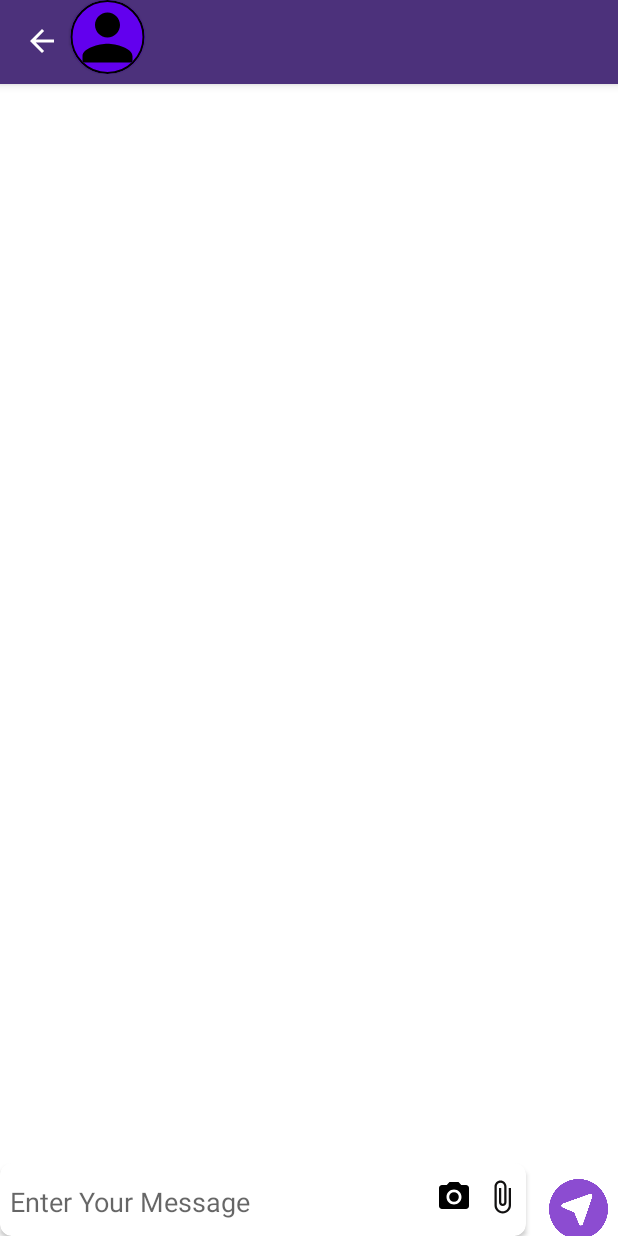
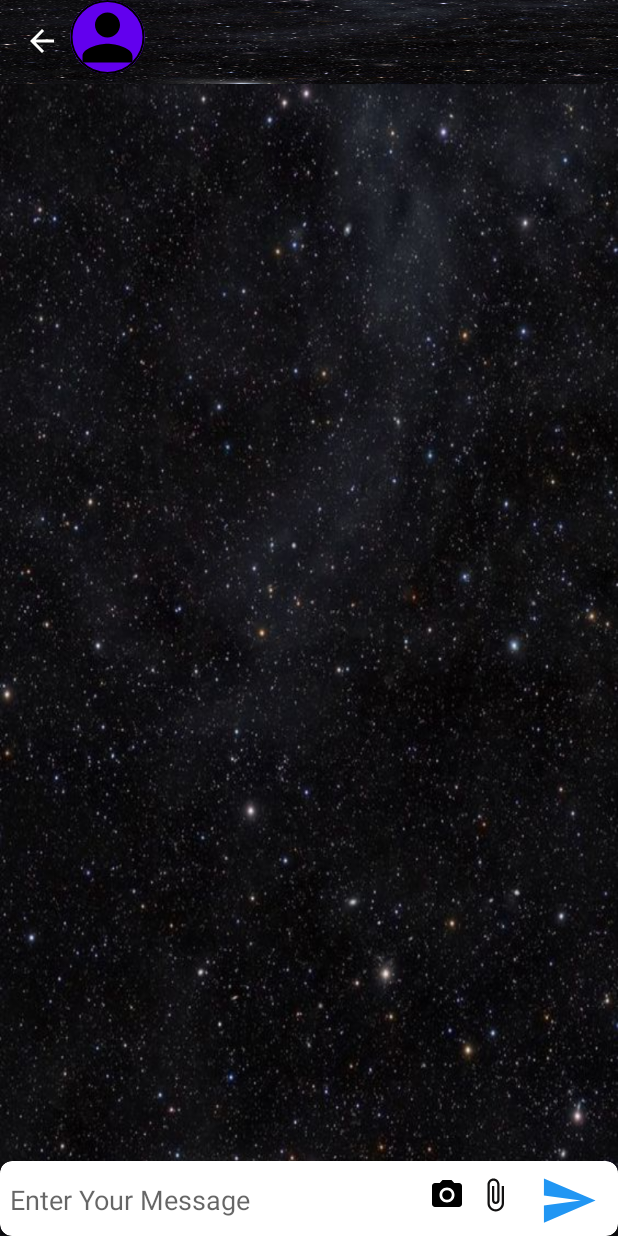
Before and after one commit to Moni-Singh/Final, an Android app: the ChatActivity screen opened directly, with no data from a screen before it, after a tap on an icon or button, on a phone screen of 412 x 824 dp. Run offline under Robolectric (Android 15) with nearby library versions, the phone set to English and light mode, and no system bars; our stand-ins replace CircleImageView, Firebase (no records; nobody signed in at launch, a user with empty details on screens opened directly), Picasso, sdp/ssp sizes.

Commit message:
Done with gallery

```diff
--- a/app/src/main/java/com/example/afinal/ChatActivity.kt
+++ b/app/src/main/java/com/example/afinal/ChatActivity.kt
@@ -7,6 +7,7 @@ import android.content.ClipboardManager
 import android.content.Context
 import android.content.Intent
 import android.graphics.drawable.ColorDrawable
+import android.graphics.drawable.Drawable
 import android.net.Uri
 import android.os.Build
 import android.os.Bundle
@@ -53,13 +54,17 @@ class ChatActivity : AppCompatActivity(),MessageAdapter.OnClickSelectMessage {
         super.onCreate(savedInstanceState)
         setContentView(R.layout.activity_chat)
 
+
+
         supportActionBar!!.setBackgroundDrawable(
-            ColorDrawable(
-                ContextCompat.getColor(this, R.color.chatcolor))
+            ContextCompat.getDrawable(this, R.drawable.spark)
         )
+
         val window = this.window
         window.addFlags(WindowManager.LayoutParams.FLAG_DRAWS_SYSTEM_BAR_BACKGROUNDS)
-        window.statusBarColor = ContextCompat.getColor(this, R.color.chatcolor)
+        window.setBackgroundDrawableResource(R.drawable.spark)
+
+
         val name = intent.getStringExtra("name")
         val image = intent.getStringExtra("image")
         val receiveruid = intent.getStringExtra("uid")
@@ -176,11 +181,10 @@ class ChatActivity : AppCompatActivity(),MessageAdapter.OnClickSelectMessage {
         })
     }
 //for message current time
-    private fun getCurrentTime(): String? {
-      HelperMethods.currentTime(this)
-        return getCurrentTime()
+private fun getCurrentTime(): String {
+    return HelperMethods.currentTime(this)
+}
 
-    }
 
     private fun scrollToLastItem() {
         val lastItemPosition = messageList.size - 1
--- /dev/null
+++ b/app/src/main/res/drawable/send.xml
@@ -0,0 +1,5 @@
+<vector android:autoMirrored="true" android:height="24dp"
+    android:tint="#2196F3" android:viewportHeight="24"
+    android:viewportWidth="24" android:width="24dp" xmlns:android="http://schemas.android.com/apk/res/android">
+    <path android:fillColor="@color/teal_700" android:pathData="M2.01,21L23,12 2.01,3 2,10l15,2 -15,2z"/>
+</vector>
--- a/app/src/main/res/layout/activity_chat.xml
+++ b/app/src/main/res/layout/activity_chat.xml
@@ -3,6 +3,7 @@
     xmlns:app="http://schemas.android.com/apk/res-auto"
     xmlns:tools="http://schemas.android.com/tools"
     android:layout_width="match_parent"
+    android:background = "@drawable/spark"
     android:layout_height="match_parent"
     tools:context=".ChatActivity">
 
@@ -15,12 +16,11 @@
 
     <androidx.cardview.widget.CardView
         android:id="@+id/chatTypeLl"
-        android:layout_width="350dp"
+        android:layout_width="wrap_content"
         android:layout_height="wrap_content"
         android:layout_alignParentStart="true"
         android:layout_alignParentEnd="true"
         android:layout_alignParentBottom="true"
-        android:layout_marginEnd="61dp"
         android:layout_marginBottom="0dp"
         app:cardCornerRadius="8dp">
 
@@ -60,26 +60,35 @@
                 android:padding="@dimen/_3sdp"
                 android:src="@drawable/ic_baseline_attach_file_24"
                 android:visibility="visible" />
+
+            <ImageView
+                android:id="@+id/ivsendmessage"
+                android:layout_width="@dimen/_30sdp"
+                android:layout_height="@dimen/_30sdp"
+                android:layout_marginStart="@dimen/_10sdp"
+                android:layout_marginEnd="@dimen/_10sdp"
+                android:src="@drawable/send" />
+
         </LinearLayout>
     </androidx.cardview.widget.CardView>
 
-    <LinearLayout
-        android:layout_width="50dp"
-        android:layout_height="40dp"
-        android:layout_alignParentEnd="true"
-        android:layout_alignParentBottom="true"
-        android:layout_marginEnd="-1dp"
-        android:layout_marginBottom="-2dp">
+<!--    <LinearLayout-->
+<!--        android:layout_width="50dp"-->
+<!--        android:layout_height="40dp"-->
+<!--        android:layout_alignParentEnd="true"-->
+<!--        android:layout_alignParentBottom="true"-->
+<!--        android:layout_marginEnd="-1dp"-->
+<!--        android:layout_marginBottom="-2dp">-->
 
-        <ImageView
-            android:id="@+id/ivsendmessage"
-            android:layout_width="51dp"
-            android:layout_height="wrap_content"
-            android:layout_alignParentEnd="true"
-            android:layout_alignParentBottom="true"
-            android:layout_marginStart="@dimen/_2sdp"
-            android:layout_marginEnd="8dp"
-            android:layout_weight="1"
-            android:background="@drawable/send" />
-    </LinearLayout>
+<!--        <ImageView-->
+<!--            android:id="@+id/ivsendmessage"-->
+<!--            android:layout_width="51dp"-->
+<!--            android:layout_height="wrap_content"-->
+<!--            android:layout_alignParentEnd="true"-->
+<!--            android:layout_alignParentBottom="true"-->
+<!--            android:layout_marginStart="@dimen/_2sdp"-->
+<!--            android:layout_marginEnd="8dp"-->
+<!--            android:layout_weight="1"-->
+<!--            android:background="@drawable/send" />-->
+<!--    </LinearLayout>-->
 </RelativeLayout>
--- a/app/src/main/res/layout/activity_dash_board.xml
+++ b/app/src/main/res/layout/activity_dash_board.xml
@@ -4,12 +4,13 @@
         xmlns:tools="http://schemas.android.com/tools"
         android:layout_width="match_parent"
         android:layout_height="match_parent"
-        android:background="#FBFBFB"
+        android:background = "@drawable/spark"
         tools:context=".DashBoardActivity">
 
     <androidx.recyclerview.widget.RecyclerView
         android:id="@+id/userRecyclerview"
         android:layout_width="match_parent"
+        android:backgroundTint="@color/cardcolor"
         android:layout_marginTop="@dimen/_8sdp"
         android:layout_height="match_parent"
         app:layout_constraintBottom_toBottomOf="parent"
--- a/app/src/main/res/layout/activity_send_image.xml
+++ b/app/src/main/res/layout/activity_send_image.xml
@@ -64,7 +64,7 @@
         app:layout_constraintEnd_toEndOf="parent">
 
         <ImageView
-            android:id="@+id/ivsendmessage"
+            android:id="@+id/ivndmessage"
             android:layout_width="wrap_content"
             android:layout_height="wrap_content"
             android:layout_marginStart="@dimen/_2sdp"
--- a/app/src/main/res/layout/receive_layout.xml
+++ b/app/src/main/res/layout/receive_layout.xml
@@ -30,7 +30,7 @@
             android:text="This is chudail"
             android:paddingTop="@dimen/_2sdp"
             android:paddingBottom="@dimen/_10sdp"
-            android:textColor="@color/white"
+            android:textColor="@color/blackgrey"
             android:textSize="@dimen/_16sdp" />
 
 
@@ -40,7 +40,7 @@
         android:layout_height="wrap_content"
         android:layout_marginEnd="@dimen/_5sdp"
         android:layout_gravity="end|bottom"
-        android:textColor="@color/white"
+        android:textColor="@color/blackgrey"
            android:textSize="@dimen/_8sdp"
         android:text="Time" />
 
--- a/app/src/main/res/layout/send_layout.xml
+++ b/app/src/main/res/layout/send_layout.xml
@@ -31,7 +31,7 @@
             android:visibility="visible"
             android:paddingTop="@dimen/_2sdp"
             android:paddingBottom="@dimen/_10sdp"
-            android:textColor="@color/white"
+            android:textColor="@color/blackgrey"
             android:textSize="@dimen/_16sdp" />
 
         <TextView
@@ -40,7 +40,7 @@
             android:layout_height="wrap_content"
             android:layout_marginEnd="@dimen/_5sdp"
             android:layout_gravity="end|bottom"
-            android:textColor="@color/white"
+            android:textColor="@color/blackgrey"
             android:textSize="@dimen/_8sdp"
             android:text="Time" />
     </com.google.android.material.card.MaterialCardView>
--- a/app/src/main/res/layout/user_layout.xml
+++ b/app/src/main/res/layout/user_layout.xml
@@ -3,6 +3,7 @@
     xmlns:app="http://schemas.android.com/apk/res-auto"
     android:layout_width="match_parent"
     android:layout_height="@dimen/_50sdp"
+    android:background="@color/cardcolor"
     android:layout_marginTop="@dimen/_4sdp"
     app:cardBackgroundColor="@android:color/transparent"
     app:cardElevation="0dp"
@@ -13,6 +14,7 @@
         android:id="@+id/constraintLayoutName"
         android:layout_width="match_parent"
         android:layout_height="match_parent"
+        android:background="@color/cardcolor"
         android:layout_alignParentStart="true"
         android:layout_alignParentTop="true"
         android:layout_marginTop="0dp">
@@ -36,7 +38,7 @@
                 android:layout_width="match_parent"
                 android:layout_height="match_parent"
                 android:layout_centerInParent="true"
-                android:src="@drawable/coco"
+                android:src="@drawable/littleangel"
                 app:civ_border_color="#FF000000"
                 app:civ_border_width="1dp" />
 
--- a/app/src/main/res/values/colors.xml
+++ b/app/src/main/res/values/colors.xml
@@ -8,8 +8,9 @@
     <color name="black">#FF000000</color>
     <color name="white">#FFFFFFFF</color>
     <color name="chatcolor">#4C317B</color>
-    <color name="chatsendmessage">#C0C0C1</color>
-    <color name="chatreceivemessage">#7552B3</color>
+    <color name="chatsendmessage">#F7F6F8</color>
+    <color name="chatreceivemessage">#A5ACCD</color>
     <color name="blackgrey">#01111e</color>
+    <color name="cardcolor">#dce3e9</color>
     <color name="colorTransparent">#00000000</color>
 </resources>
--- a/app/src/main/res/values/themes.xml
+++ b/app/src/main/res/values/themes.xml
@@ -2,8 +2,8 @@
     <!-- Base application theme. -->
     <style name="Theme.Final" parent="Theme.MaterialComponents.DayNight.DarkActionBar">
         <!-- Primary brand color. -->
-        <item name="colorPrimary">@color/purple_500</item>
-        <item name="colorPrimaryVariant">@color/purple_700</item>
+        <item name="colorPrimary">@color/black</item>
+        <item name="colorPrimaryVariant">@color/black</item>
         <item name="colorOnPrimary">@color/white</item>
         <!-- Secondary brand color. -->
         <item name="colorSecondary">@color/teal_200</item>
```
Also changed, not shown: app/src/main/java/com/example/afinal/DashBoardActivity.kt (+5 -5 lines), app/src/main/res/drawable-v24/send.png (deleted), app/src/main/res/drawable-v24/spark.png (added).
